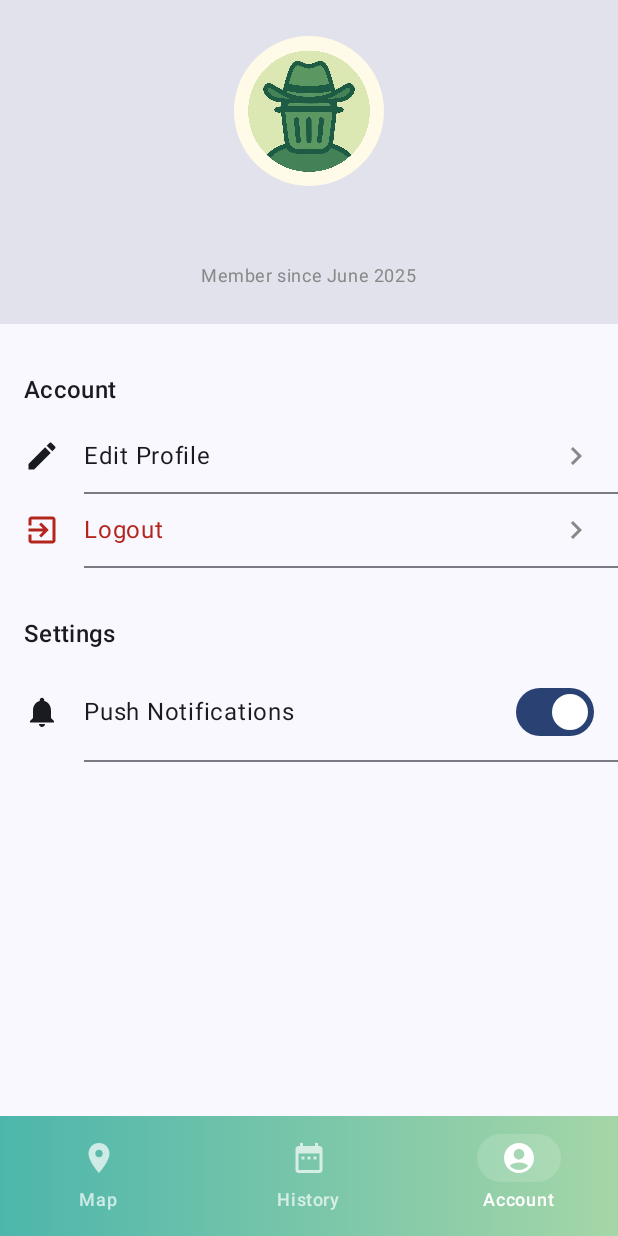
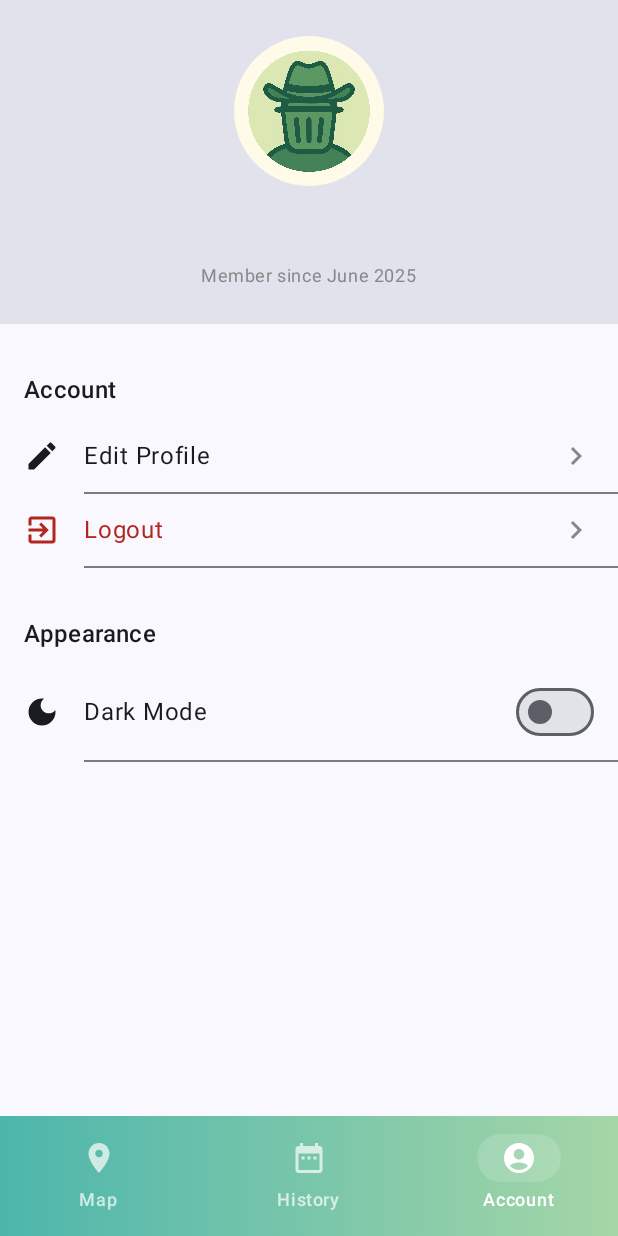
Before and after one commit to duatonic/wild-waste, an Android app built with Jetpack Compose: the composable MainScreen called with empty values, item 3 of the bottom bar chosen, on a phone screen of 412 x 824 dp. Run offline under Robolectric (Android 15) with nearby library versions, the phone set to English and light mode, and no system bars; libraries missing offline, so code that uses them is left out: org.osmdroid.config, org.osmdroid.events, org.osmdroid.tileprovider, org.osmdroid.util, org.osmdroid.views; pictures from the network do not load; 3 statements that could not run were skipped.

Commit message:
changing push notification to dark mode toggle button and implementing a working dark mode logic

```diff
--- a/app/build.gradle.kts
+++ b/app/build.gradle.kts
@@ -92,6 +92,7 @@ dependencies {
 
     // ForAccompanist (Permissions) - if needed for location
     implementation("com.google.accompanist:accompanist-permissions:0.34.0")
+    implementation("androidx.compose.material:material-icons-extended-android")
 
 
 
--- a/app/src/main/java/com/example/wildwaste/MainActivity.kt
+++ b/app/src/main/java/com/example/wildwaste/MainActivity.kt
@@ -19,9 +19,9 @@ import androidx.compose.ui.graphics.Color
 import androidx.compose.ui.graphics.vector.ImageVector
 import androidx.compose.ui.unit.dp
 import androidx.lifecycle.viewmodel.compose.viewModel
-import androidx.navigation.NavHostController
 import androidx.navigation.NavDestination.Companion.hierarchy
 import androidx.navigation.NavGraph.Companion.findStartDestination
+import androidx.navigation.NavHostController
 import androidx.navigation.NavType
 import androidx.navigation.compose.NavHost
 import androidx.navigation.compose.composable
@@ -35,6 +35,7 @@ import com.example.wildwaste.ui.screens.MapScreen
 import com.example.wildwaste.ui.screens.RegisterScreen
 import com.example.wildwaste.ui.theme.WildWasteTheme
 import com.example.wildwaste.viewmodels.AuthViewModel
+import com.example.wildwaste.viewmodels.ThemeViewModel
 
 // --- Bottom Navigation Data Class ---
 sealed class BottomNavItem(val route: String, val icon: ImageVector, val label: String) {
@@ -47,10 +48,10 @@ sealed class BottomNavItem(val route: String, val icon: ImageVector, val label:
 fun MainScreen(
     userId: Int,
     username: String,
-    authViewModel: AuthViewModel, // CHANGE 1: Accept the ViewModel
-    appNavController: NavHostController // CHANGE 2: Accept the main NavController
+    authViewModel: AuthViewModel,
+    appNavController: NavHostController,
+    themeViewModel: ThemeViewModel // CHANGE 1: Accept the ThemeViewModel
 ) {
-    // This NavController is for the bottom bar navigation (Map, History, Account)
     val bottomBarNavController = rememberNavController()
     val bottomNavItems = listOf(BottomNavItem.Map, BottomNavItem.History, BottomNavItem.Account)
 
@@ -101,28 +102,21 @@ fun MainScreen(
         }
     ) { innerPadding ->
         NavHost(
-            navController = bottomBarNavController, // Use the dedicated bottom bar controller
+            navController = bottomBarNavController,
             startDestination = BottomNavItem.Map.route,
             modifier = Modifier.padding(innerPadding)
         ) {
             composable(BottomNavItem.Map.route) { MapScreen(userId = userId) }
             composable(BottomNavItem.History.route) { HistoryScreen(userId = userId) }
             composable(BottomNavItem.Account.route) {
-                // CHANGE 3: Provide the onLogoutClicked lambda
                 AccountScreen(
                     userId = userId,
                     username = username,
+                    themeViewModel = themeViewModel, // CHANGE 2: Pass ThemeViewModel down to AccountScreen
                     onLogoutClicked = {
-                        // Call a method on your ViewModel to clear user session/state
                         authViewModel.logout()
-
-                        // Use the main NavController to navigate back to the login screen
                         appNavController.navigate("login") {
-                            // Pop the entire back stack up to the start destination
-                            popUpTo(0) {
-                                inclusive = true
-                            }
-                            // Avoid multiple copies of login screen
+                            popUpTo(0) { inclusive = true }
                             launchSingleTop = true
                         }
                     }
@@ -136,15 +130,18 @@ class MainActivity : ComponentActivity() {
     override fun onCreate(savedInstanceState: Bundle?) {
         super.onCreate(savedInstanceState)
         setContent {
-            WildWasteTheme {
-                AppNavigation()
+            // CHANGE 3: Instantiate the ThemeViewModel at the top level
+            val themeViewModel: ThemeViewModel = viewModel()
+            // CHANGE 4: Wrap the entire app in WildWasteTheme, providing the dark mode state
+            WildWasteTheme(darkTheme = themeViewModel.isDarkMode.value) {
+                AppNavigation(themeViewModel = themeViewModel)
             }
         }
     }
 }
 
 @Composable
-fun AppNavigation() {
+fun AppNavigation(themeViewModel: ThemeViewModel) { // CHANGE 5: Accept the ThemeViewModel
     val navController = rememberNavController()
     val authViewModel: AuthViewModel = viewModel()
 
@@ -182,12 +179,13 @@ fun AppNavigation() {
             val username = backStackEntry.arguments?.getString("username")
 
             if (userId != null && username != null) {
-                // CHANGE 4: Pass the main NavController and ViewModel down to MainScreen
+                // CHANGE 6: Pass all necessary ViewModels and NavController to MainScreen
                 MainScreen(
                     userId = userId,
                     username = username,
                     authViewModel = authViewModel,
-                    appNavController = navController
+                    appNavController = navController,
+                    themeViewModel = themeViewModel
                 )
             } else {
                 navController.popBackStack()
--- a/app/src/main/java/com/example/wildwaste/ui/screens/AccountScreen.kt
+++ b/app/src/main/java/com/example/wildwaste/ui/screens/AccountScreen.kt
@@ -10,9 +10,8 @@ import androidx.compose.foundation.verticalScroll
 import androidx.compose.material.icons.Icons
 import androidx.compose.material.icons.automirrored.filled.ExitToApp
 import androidx.compose.material.icons.automirrored.filled.KeyboardArrowRight
-import androidx.compose.material.icons.filled.AccountCircle
+import androidx.compose.material.icons.filled.DarkMode
 import androidx.compose.material.icons.filled.Edit
-import androidx.compose.material.icons.filled.Notifications
 import androidx.compose.material3.*
 import androidx.compose.runtime.*
 import androidx.compose.ui.Alignment
@@ -25,8 +24,9 @@ import androidx.compose.ui.res.painterResource
 import androidx.compose.ui.text.font.FontWeight
 import androidx.compose.ui.tooling.preview.Preview
 import androidx.compose.ui.unit.dp
-import androidx.compose.ui.unit.sp
+import androidx.lifecycle.viewmodel.compose.viewModel
 import com.example.wildwaste.R
+import com.example.wildwaste.viewmodels.ThemeViewModel
 
 // --- User Data Class ---
 data class User(
@@ -50,20 +50,19 @@ fun getUpdatedUser(userId: Int, username: String): User {
 fun AccountScreen(
     userId: Int,
     username: String,
-    onLogoutClicked: () -> Unit // CHANGE 1: Add a callback for logout
+    themeViewModel: ThemeViewModel,
+    onLogoutClicked: () -> Unit
 ) {
     val user = remember(userId, username) { getUpdatedUser(userId, username) }
-    var notificationsEnabled by remember { mutableStateOf(true) }
-
-    // CHANGE 2: State to control the visibility of the logout confirmation dialog
     var showLogoutDialog by remember { mutableStateOf(false) }
 
-    // CHANGE 3: Show the dialog when the state is true
+    val isDarkMode by themeViewModel.isDarkMode
+
     if (showLogoutDialog) {
         LogoutConfirmationDialog(
             onConfirmLogout = {
                 showLogoutDialog = false
-                onLogoutClicked() // Execute the logout logic
+                onLogoutClicked()
             },
             onDismiss = {
                 showLogoutDialog = false
@@ -90,23 +89,23 @@ fun AccountScreen(
                 icon = Icons.AutoMirrored.Filled.ExitToApp,
                 title = "Logout",
                 isLogout = true,
-                // CHANGE 4: Clicking logout now shows the confirmation dialog
                 onClick = { showLogoutDialog = true }
             )
 
             Spacer(modifier = Modifier.height(24.dp))
-            SectionTitle(title = "Settings")
+            SectionTitle(title = "Appearance")
+
             SettingSwitchItem(
-                icon = Icons.Default.Notifications,
-                title = "Push Notifications",
-                isChecked = notificationsEnabled,
-                onCheckedChange = { notificationsEnabled = it }
+                // ERROR 2 FIX: Use Icons.Filled for DarkMode
+                icon = Icons.Filled.DarkMode,
+                title = "Dark Mode",
+                isChecked = isDarkMode,
+                onCheckedChange = { themeViewModel.toggleTheme() }
             )
         }
     }
 }
 
-// CHANGE 5: New composable for the confirmation dialog
 @Composable
 fun LogoutConfirmationDialog(
     onConfirmLogout: () -> Unit,
@@ -165,8 +164,6 @@ fun ProfileHeader(user: User) {
         )
     }
 }
-
-// Other composables remain unchanged...
 
 @Composable
 fun SectionTitle(title: String) {
@@ -245,3 +242,17 @@ fun SettingSwitchItem(
     }
     Divider(modifier = Modifier.padding(start = 56.dp))
 }
+
+
+@Preview(showBackground = true)
+@Composable
+fun AccountScreenPreview() {
+    // ERROR 1 FIX: Use viewModel() to get a ViewModel instance for the preview
+    val themeViewModel: ThemeViewModel = viewModel()
+    AccountScreen(
+        userId = 123,
+        username = "Rizky Pratama",
+        themeViewModel = themeViewModel,
+        onLogoutClicked = {}
+    )
+}
--- a/app/src/main/java/com/example/wildwaste/ui/theme/Theme.kt
+++ b/app/src/main/java/com/example/wildwaste/ui/theme/Theme.kt
@@ -9,7 +9,11 @@ import androidx.compose.material3.dynamicDarkColorScheme
 import androidx.compose.material3.dynamicLightColorScheme
 import androidx.compose.material3.lightColorScheme
 import androidx.compose.runtime.Composable
+import androidx.compose.runtime.SideEffect
+import androidx.compose.ui.graphics.toArgb
 import androidx.compose.ui.platform.LocalContext
+import androidx.compose.ui.platform.LocalView
+import androidx.core.view.WindowCompat
 
 private val DarkColorScheme = darkColorScheme(
     primary = Purple80,
@@ -50,6 +54,18 @@ fun WildWasteTheme(
         else -> LightColorScheme
     }
 
+    // This SideEffect handles the system UI, like the status bar.
+    val view = LocalView.current
+    if (!view.isInEditMode) {
+        SideEffect {
+            val window = (view.context as Activity).window
+            // Set the status bar color to match the theme's primary color.
+            window.statusBarColor = colorScheme.primary.toArgb()
+            // Set the status bar icons (time, battery) to be light in dark mode and dark in light mode.
+            WindowCompat.getInsetsController(window, view).isAppearanceLightStatusBars = !darkTheme
+        }
+    }
+
     MaterialTheme(
         colorScheme = colorScheme,
         typography = Typography,
--- /dev/null
+++ b/app/src/main/java/com/example/wildwaste/viewmodels/ThemeViewModel.kt
@@ -0,0 +1,15 @@
+package com.example.wildwaste.viewmodels
+
+import androidx.compose.runtime.mutableStateOf
+import androidx.lifecycle.ViewModel
+
+class ThemeViewModel : ViewModel() {
+    // State to hold whether dark mode is enabled or not.
+    // mutableStateOf is used so that Compose can react to its changes.
+    var isDarkMode = mutableStateOf(false)
+        private set // The setter is private to ensure state is only changed via the toggle function.
+
+    fun toggleTheme() {
+        isDarkMode.value = !isDarkMode.value
+    }
+}
```
